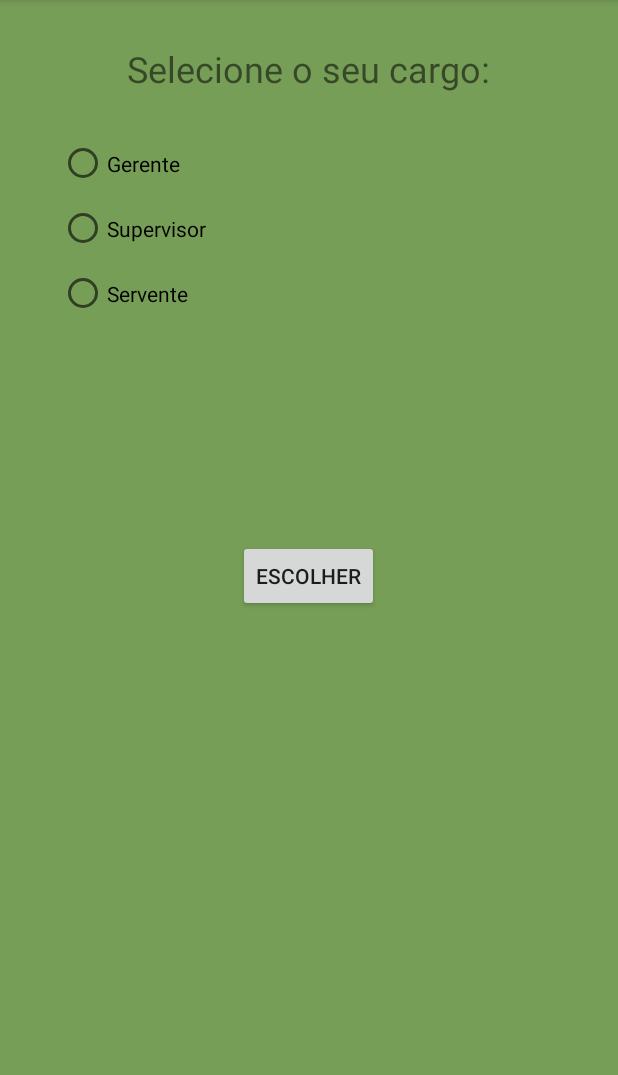
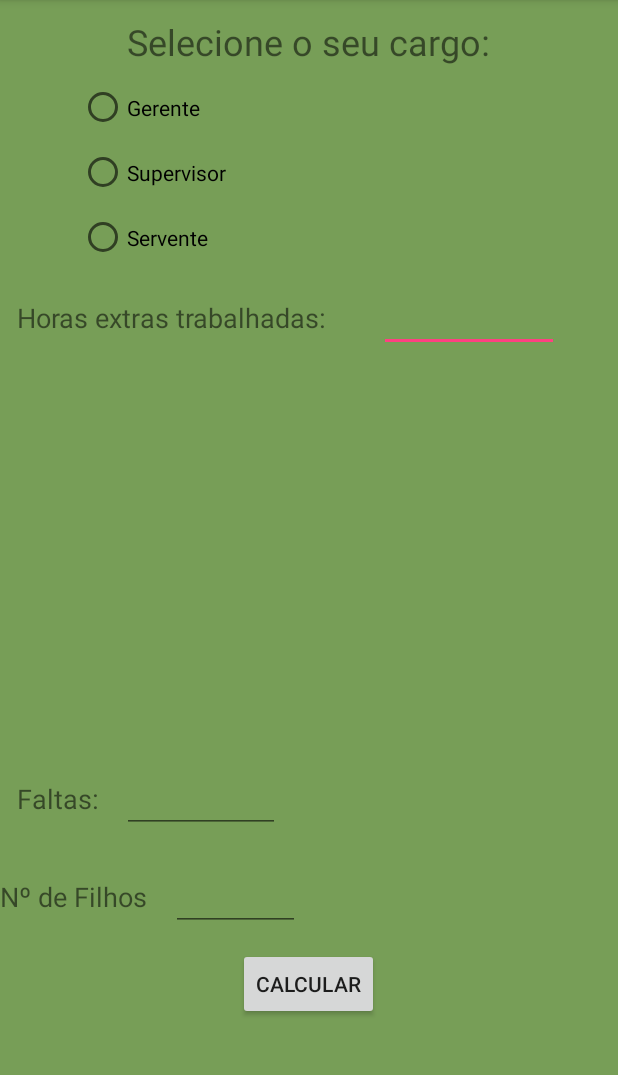
Before and after one commit to rafaelrrocha/AppSalrio, an Android app: the screen it shows after launch (MainActivity), on a phone screen of 412 x 824 dp, the part 84-1159 px from its top. Run offline under Robolectric (Android 15) with nearby library versions, the phone set to English and light mode, and no system bars.

```diff
--- a/app/src/main/java/ilusoesindustriais/com/appsalrio/MainActivity.java
+++ b/app/src/main/java/ilusoesindustriais/com/appsalrio/MainActivity.java
@@ -4,6 +4,7 @@ import android.support.v7.app.AppCompatActivity;
 import android.os.Bundle;
 import android.view.View;
 import android.widget.Button;
+import android.widget.EditText;
 import android.widget.RadioButton;
 import android.widget.RadioGroup;
 import android.widget.TextView;
@@ -13,6 +14,9 @@ public class MainActivity extends AppCompatActivity {
     private RadioGroup radioGroup;
     private RadioButton radioButtonEscolhido;
     private Button botaoEscolher;
+    private EditText textHoraExtra;
+    private EditText textFalta;
+    private EditText textFilho;
     private TextView textExibicao;
 
     @Override
@@ -22,12 +26,42 @@ public class MainActivity extends AppCompatActivity {
 
         radioGroup = findViewById(R.id.radioGroupId);
         botaoEscolher = findViewById(R.id.botaoEscolherId);
+        textHoraExtra = findViewById(R.id.textHoraExtraId);
+        textFalta = findViewById(R.id.textFaltaId);
+        textFilho = findViewById(R.id.textFilhoId);
         textExibicao = findViewById(R.id.textExibicaoId);
 
         botaoEscolher.setOnClickListener(new View.OnClickListener() {
             @Override
+            double salarioBase = 0;
             public void onClick(View v) {
+                int idRadioButtonEscolhido = radioGroup.getCheckedRadioButtonId();
+                if (idRadioButtonEscolhido > 0){
+                    radioButtonEscolhido = findViewById(idRadioButtonEscolhido);
+                   // textExibicao.setText(radioButtonEscolhido.getText());
+                    if (radioButtonEscolhido.getText() == "Gerente"){
+                        double salarioBase = 2000.00;
+                    }else if (radioButtonEscolhido.getText() == "Supervisor"){
+                        double salarioBase = 900.00;
+                    }else if (radioButtonEscolhido.getText() == "Servente"){
+                        double salarioBase = 300.00;
+                    }
 
+
+                String horaExtra = textHoraExtra.getText().toString();
+                String falta = textFalta.getText().toString();
+                String filho = textFilho.getText().toString();
+
+                int valorHoraExtra = Integer.parseInt(horaExtra);
+                int valorFalta = Integer.parseInt(falta);
+                int valorFilho = Integer.parseInt(filho);
+
+                double descontoHoraExtra = (salarioBase / 240) * 2;
+                String finalHoraExtra = descontoHoraExtra.
+                textExibicao.setText(descontoHoraExtra);
+
+
+                }
             }
         });
     }
--- a/app/src/main/res/layout/activity_main.xml
+++ b/app/src/main/res/layout/activity_main.xml
@@ -13,7 +13,7 @@
         android:layout_height="wrap_content"
         android:layout_alignParentTop="true"
         android:layout_centerHorizontal="true"
-        android:layout_marginTop="29dp"
+        android:layout_marginTop="11dp"
         android:text="Selecione o seu cargo:"
         android:textSize="24sp" />
 
@@ -21,10 +21,9 @@
         android:id="@+id/radioGroupId"
         android:layout_width="200dp"
         android:layout_height="130dp"
-        android:layout_alignParentStart="true"
+        android:layout_alignEnd="@+id/botaoEscolherId"
         android:layout_alignParentTop="true"
-        android:layout_marginStart="39dp"
-        android:layout_marginTop="87dp">
+        android:layout_marginTop="50dp">
 
         <RadioButton
             android:id="@+id/gerenteId"
@@ -53,15 +52,78 @@
         android:id="@+id/botaoEscolherId"
         android:layout_width="wrap_content"
         android:layout_height="wrap_content"
-        android:layout_centerInParent="true"
-        android:text="Escolher" />
+        android:layout_alignParentBottom="true"
+        android:layout_centerHorizontal="true"
+        android:layout_marginBottom="88dp"
+        android:text="Calcular" />
+
+    <TextView
+        android:id="@+id/textView3"
+        android:layout_width="wrap_content"
+        android:layout_height="wrap_content"
+        android:layout_alignParentTop="true"
+        android:layout_alignStart="@+id/textView4"
+        android:layout_marginTop="199dp"
+        android:text="Horas extras trabalhadas:"
+        android:textSize="18sp" />
+
+    <EditText
+        android:id="@+id/textHoraExtraId"
+        android:layout_width="120dp"
+        android:layout_height="wrap_content"
+        android:layout_alignBaseline="@+id/textView3"
+        android:layout_toEndOf="@+id/radioGroupId"
+        android:ems="10"
+        android:inputType="number" />
+
+    <TextView
+        android:id="@+id/textView4"
+        android:layout_width="wrap_content"
+        android:layout_height="wrap_content"
+        android:layout_alignParentBottom="true"
+        android:layout_alignParentStart="true"
+        android:layout_marginBottom="223dp"
+        android:layout_marginStart="11dp"
+        android:text="Faltas:"
+        android:textSize="18sp" />
+
+    <EditText
+        android:id="@+id/textFaltaId"
+        android:layout_width="105dp"
+        android:layout_height="wrap_content"
+        android:layout_alignBaseline="@+id/textView4"
+        android:layout_alignParentStart="true"
+        android:layout_marginStart="81dp"
+        android:ems="10"
+        android:inputType="number" />
+
+    <TextView
+        android:id="@+id/textView5"
+        android:layout_width="wrap_content"
+        android:layout_height="wrap_content"
+        android:layout_alignParentBottom="true"
+        android:layout_alignParentStart="true"
+        android:layout_marginBottom="158dp"
+        android:text="Nº de Filhos"
+        android:textSize="18sp" />
+
+    <EditText
+        android:id="@+id/textFilhoId"
+        android:layout_width="86dp"
+        android:layout_height="wrap_content"
+        android:layout_alignBaseline="@+id/textView5"
+        android:layout_alignParentStart="true"
+        android:layout_marginStart="114dp"
+        android:ems="10"
+        android:inputType="number" />
 
     <TextView
         android:id="@+id/textExibicaoId"
         android:layout_width="wrap_content"
         android:layout_height="wrap_content"
         android:layout_alignParentBottom="true"
-        android:layout_centerHorizontal="true"
-        android:layout_marginBottom="186dp"
+        android:layout_alignStart="@+id/botaoEscolherId"
+        android:layout_marginBottom="35dp"
         android:textSize="18sp" />
+
 </RelativeLayout>
```
